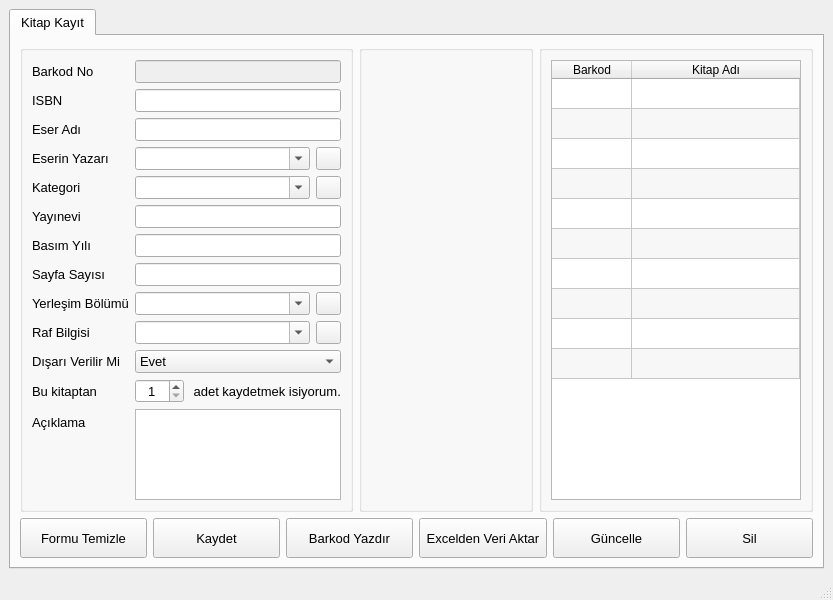
Old version of the form ui/kitapKayit.ui in the repository mseroglu/kutuphaneOtomasyon.
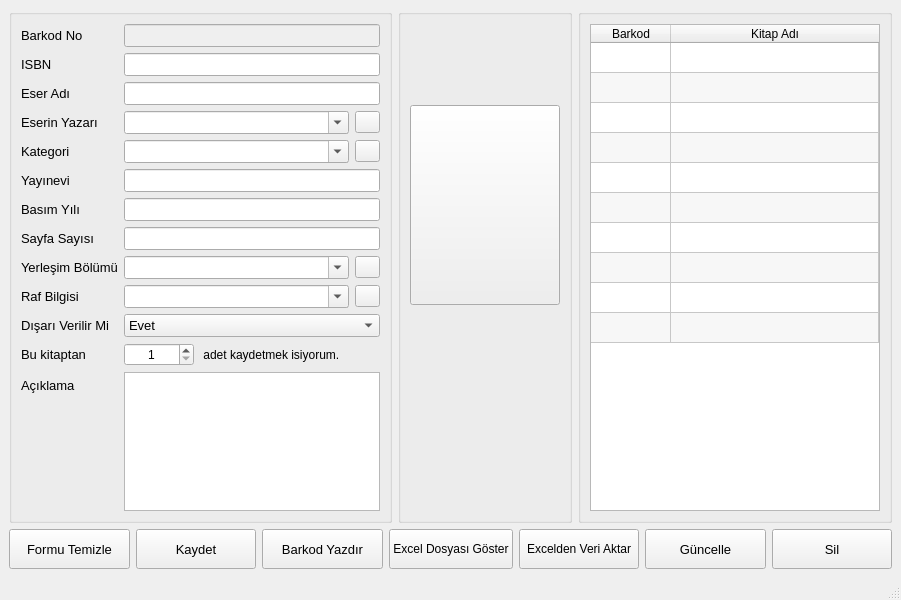
New version of the form. Icons and pictures are not drawn.

```diff
--- a/ui/kitapKayit.ui
+++ b/ui/kitapKayit.ui
@@ -6,7 +6,7 @@
    <rect>
     <x>0</x>
     <y>0</y>
-    <width>822</width>
+    <width>901</width>
     <height>600</height>
    </rect>
   </property>
@@ -16,21 +16,6 @@
   <widget class="QWidget" name="centralwidget">
    <layout class="QVBoxLayout" name="verticalLayout">
     <item>
-     <widget class="QTabWidget" name="tabWidget">
-      <property name="font">
-       <font>
-        <pointsize>10</pointsize>
-       </font>
-      </property>
-      <property name="currentIndex">
-       <number>0</number>
-      </property>
-      <widget class="QWidget" name="tab_kitapKayit">
-       <attribute name="title">
-        <string>Kitap Kayıt</string>
-       </attribute>
-       <layout class="QVBoxLayout" name="verticalLayout_3">
-        <item>
          <layout class="QHBoxLayout" name="horizontalLayout_2">
           <item>
            <widget class="QGroupBox" name="groupBox">
@@ -606,10 +591,16 @@
               </widget>
              </item>
              <item>
-              <widget class="QLabel" name="label_bookImg">
+          <widget class="QPushButton" name="btn_addImg">
+           <property name="sizePolicy">
+            <sizepolicy hsizetype="Fixed" vsizetype="Fixed">
+             <horstretch>0</horstretch>
+             <verstretch>0</verstretch>
+            </sizepolicy>
+           </property>
                <property name="minimumSize">
                 <size>
-                 <width>100</width>
+             <width>150</width>
                  <height>200</height>
                 </size>
                </property>
@@ -624,17 +615,27 @@
                  <pointsize>10</pointsize>
                 </font>
                </property>
+           <property name="toolTip">
+            <string>Resim Ekle</string>
+           </property>
+           <property name="layoutDirection">
+            <enum>Qt::LeftToRight</enum>
+           </property>
+           <property name="autoFillBackground">
+            <bool>false</bool>
+           </property>
                <property name="text">
                 <string/>
                </property>
-               <property name="pixmap">
-                <pixmap>../../../Users/msero/.designer/img/addImg.png</pixmap>
-               </property>
-               <property name="alignment">
-                <set>Qt::AlignCenter</set>
-               </property>
-               <property name="margin">
-                <number>0</number>
+           <property name="icon">
+            <iconset>
+             <normaloff>../img/book_cover.png</normaloff>../img/book_cover.png</iconset>
+           </property>
+           <property name="iconSize">
+            <size>
+             <width>150</width>
+             <height>200</height>
+            </size>
                </property>
               </widget>
              </item>
@@ -794,6 +795,19 @@
             </property>
            </widget>
           </item>
+      <item>
+       <widget class="QPushButton" name="btn_showExcelFile">
+        <property name="minimumSize">
+         <size>
+          <width>60</width>
+          <height>40</height>
+         </size>
+        </property>
+        <property name="text">
+         <string>Excel Dosyası Göster</string>
+        </property>
+       </widget>
+      </item>
           <item>
            <widget class="QPushButton" name="btn_getDataFromExcel">
             <property name="minimumSize">
@@ -847,10 +861,6 @@
         </item>
        </layout>
       </widget>
-     </widget>
-    </item>
-   </layout>
-  </widget>
   <widget class="QMenuBar" name="menubar">
    <property name="geometry">
     <rect>
```
Left out of the diff: 4 changed lines with no effect on the pictures. Lines whose indentation alone changed are shown as unchanged.
